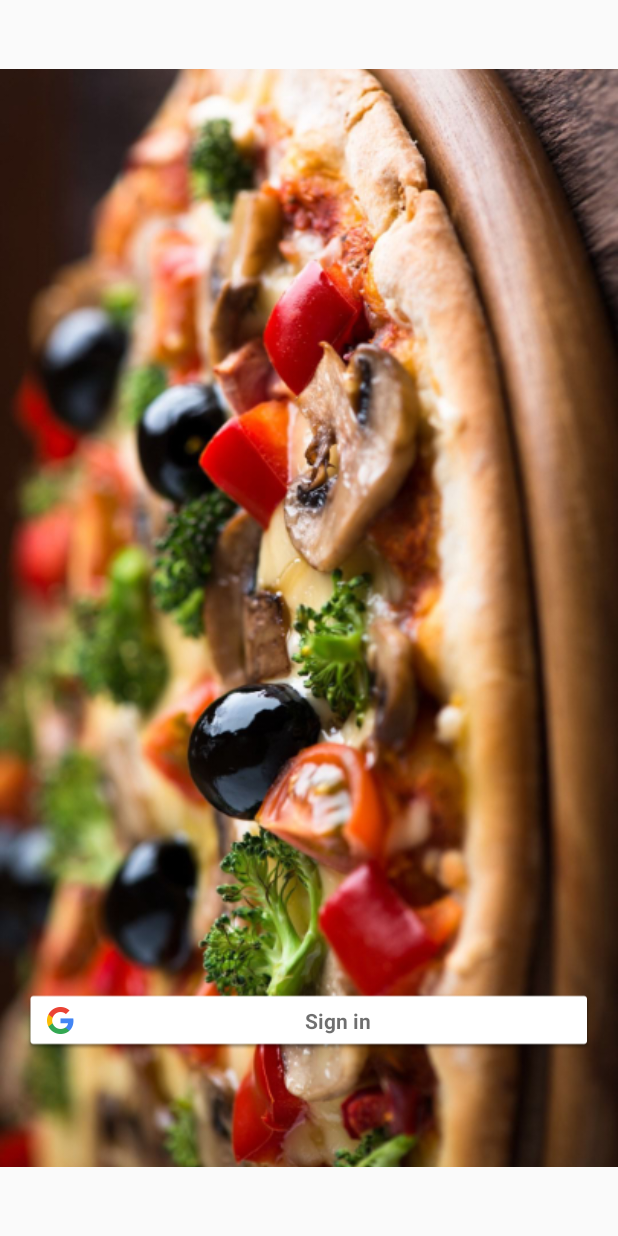
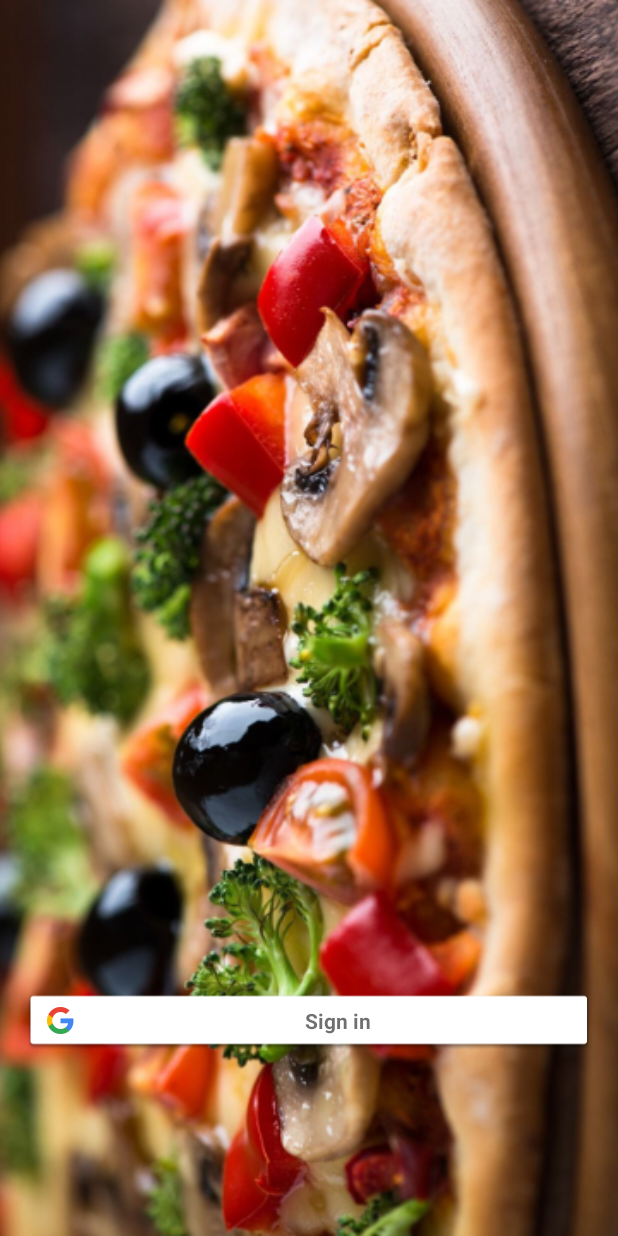
Before and after one commit to geanbrandao/ReceitasApp, an Android app: the layout activity_main.xml on its own in the app's theme, with its tools: preview values and no code run, on a phone screen of 412 x 824 dp. Run offline under Robolectric (Android 15) with nearby library versions, the phone set to English and light mode, and no system bars.

```diff
--- a/app/build.gradle
+++ b/app/build.gradle
@@ -25,6 +25,9 @@ dependencies {
 
     //google
     implementation 'com.google.android.gms:play-services-auth:16.0.1'
+    // firebase
+    implementation 'com.google.firebase:firebase-core:16.0.4'
+    implementation 'com.google.firebase:firebase-auth:16.1.0'
 
 
     testImplementation 'junit:junit:4.12'
--- a/app/src/main/res/layout/activity_main.xml
+++ b/app/src/main/res/layout/activity_main.xml
@@ -10,7 +10,8 @@
         android:id="@+id/imageView"
         android:layout_width="0dp"
         android:layout_height="0dp"
-        android:scaleType="fitCenter"
+        android:contentDescription="@string/s_descricao_img_fundo_login"
+        android:scaleType="centerCrop"
         app:layout_constraintBottom_toBottomOf="parent"
         app:layout_constraintEnd_toEndOf="parent"
         app:layout_constraintHorizontal_bias="0.0"
--- a/app/src/main/res/values/strings.xml
+++ b/app/src/main/res/values/strings.xml
@@ -1,3 +1,6 @@
 <resources>
     <string name="app_name">Reiceitas App</string>
+
+    <string name="s_descricao_img_fundo_login">Imagem de uma pizza usada como fundo da tela</string>
+    <string name="s_requestIdTokenGoogle">359831614848-39crbsfo5kuj40nn5eh2oifsotu5nrat.apps.googleusercontent.com</string>
 </resources>
--- a/app/src/main/res/values/styles.xml
+++ b/app/src/main/res/values/styles.xml
@@ -1,7 +1,7 @@
 <resources>
 
     <!-- Base application theme. -->
-    <style name="AppTheme" parent="Theme.AppCompat.Light.DarkActionBar">
+    <style name="AppTheme" parent="Theme.AppCompat.Light.NoActionBar">
         <!-- Customize your theme here. -->
         <item name="colorPrimary">@color/colorPrimary</item>
         <item name="colorPrimaryDark">@color/colorPrimaryDark</item>
--- a/build.gradle
+++ b/build.gradle
@@ -8,6 +8,9 @@ buildscript {
     }
     dependencies {
         classpath 'com.android.tools.build:gradle:3.3.1'
+
+        // google
+        classpath 'com.google.gms:google-services:4.0.1'
 
         // NOTE: Do not place your application dependencies here; they belong
         // in the individual module build.gradle files
```
Also changed, not shown: app/src/main/java/com/geanbrandao/gean/reiceitasapp/MainActivity.java (+95 -0 lines).
